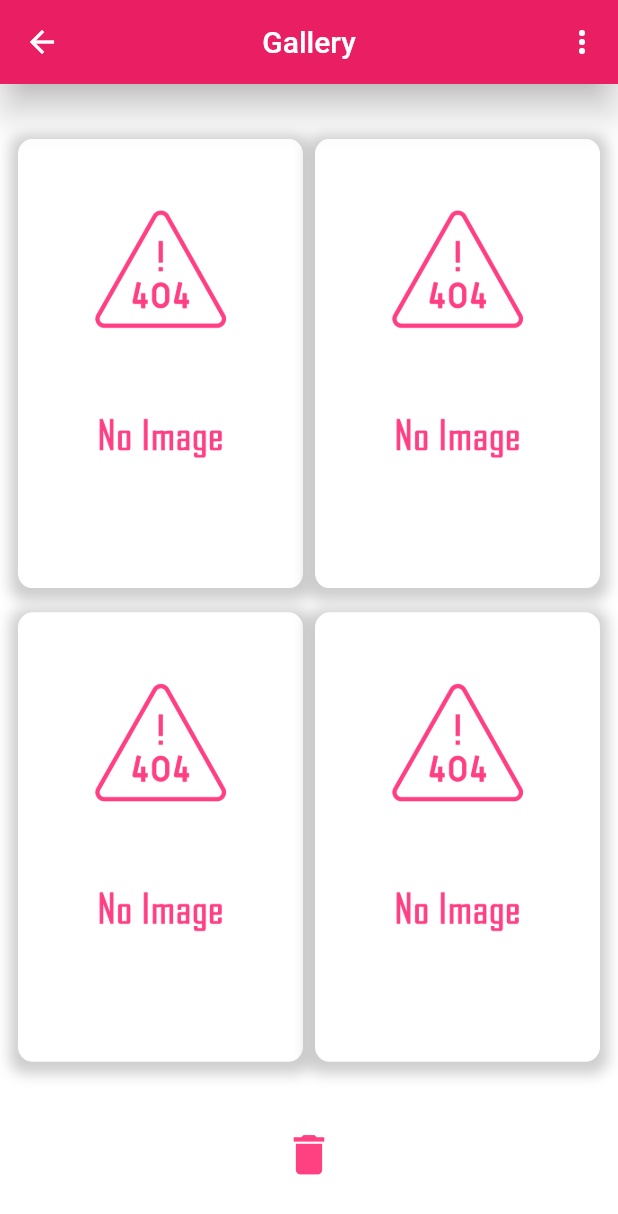
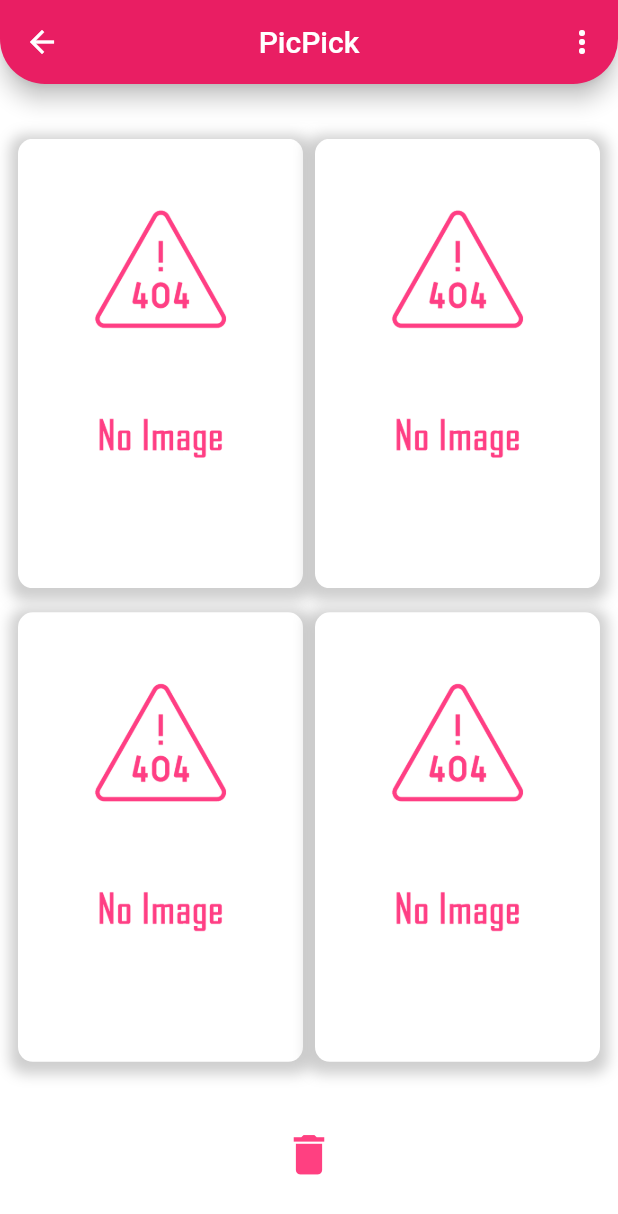
Before and after one commit to TheDechev/PicPick, a Flutter app: the screen it shows after launch, after a tap on the "arrow forward ios" icon, on a phone screen of 412 x 824 dp. Shown: the top 1214 px of the screen. Run offline on Flutter 3.47's test engine with Material 2 defaults, Android fonts, the phone set to English and light mode, and no system bars; drawn by our look-alikes of badges; our stand-ins replace bloc, equatable, flutter_bloc, loading_indicator, permission_handler, shared_preferences; missing offline and left inert: photo_manager.

Commit message:
add hero to PicPick text

```diff
--- a/lib/screens/gallery_screen.dart
+++ b/lib/screens/gallery_screen.dart
@@ -52,9 +52,13 @@ class _GalleryScreenState extends State<GalleryScreen> {
   Widget build(BuildContext context) {
     return Scaffold(
         appBar: AppBar(
-          title: Text('Gallery'),
+          shape: RoundedRectangleBorder(
+              borderRadius: BorderRadius.vertical(
+            bottom: Radius.circular(30),
+          )),
+          title: Hero(tag: kPicPickHeroTag, child: Text('PicPick')),
           centerTitle: true,
-          elevation: 10,
+          elevation: 6,
           actions: [
             PopupMenuButton(
               shape: kRoundedShape,
--- a/lib/screens/welcome_screen.dart
+++ b/lib/screens/welcome_screen.dart
@@ -1,6 +1,7 @@
 import 'package:flutter/material.dart';
 import 'package:picpick/screens/gallery_screen.dart';
 import 'package:picpick/screens/how_to_screen.dart';
+import 'package:picpick/utils/constants.dart';
 
 class WelcomeScreen extends StatelessWidget {
   static const RouteKey = '/welcome_screen';
@@ -14,12 +15,13 @@ class WelcomeScreen extends StatelessWidget {
           children: <Widget>[
             Padding(
               padding: const EdgeInsets.all(8.0),
-              child: Text(
-                'Welcome to PicPick!',
-                style: TextStyle(
-                    fontSize: 60,
-                    color: Colors.pinkAccent,
-                    fontWeight: FontWeight.w700),
+              child: Column(
+                mainAxisAlignment: MainAxisAlignment.start,
+                crossAxisAlignment: CrossAxisAlignment.stretch,
+                children: [
+                  CustomTitleText("Welcome to"),
+                  Hero(tag: kPicPickHeroTag, child: CustomTitleText("PicPick!"))
+                ],
               ),
             ),
             IconButton(
@@ -55,4 +57,12 @@ class WelcomeScreen extends StatelessWidget {
       ),
     );
   }
+
+  Text CustomTitleText(String text) {
+    return Text(
+      text,
+      style: TextStyle(
+          fontSize: 60, color: Colors.pinkAccent, fontWeight: FontWeight.w700),
+    );
+  }
 }
--- a/lib/utils/constants.dart
+++ b/lib/utils/constants.dart
@@ -4,6 +4,7 @@ final kBadgeColor = Colors.pink[200];
 
 const kNoImageAsset = 'images/no_image.png';
 
+final kPicPickHeroTag = 'PicPickHero';
 final kImageHeroTag = 'imageHero';
 
 const int kDefaultNumImagesToShow = 4;
```
